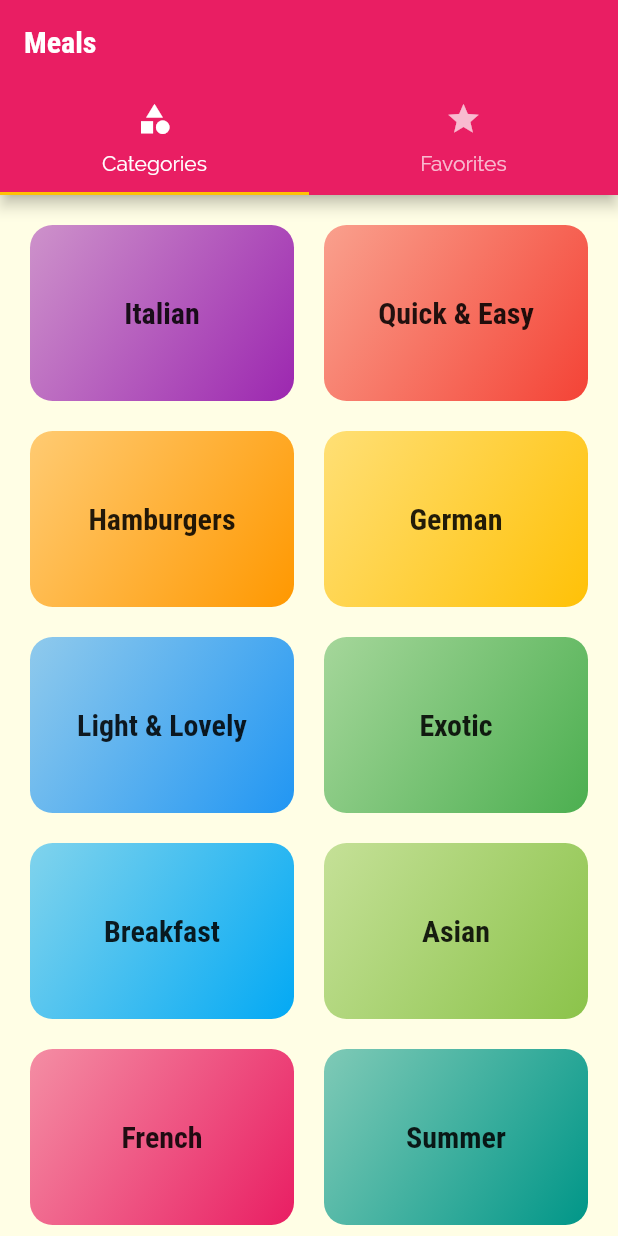
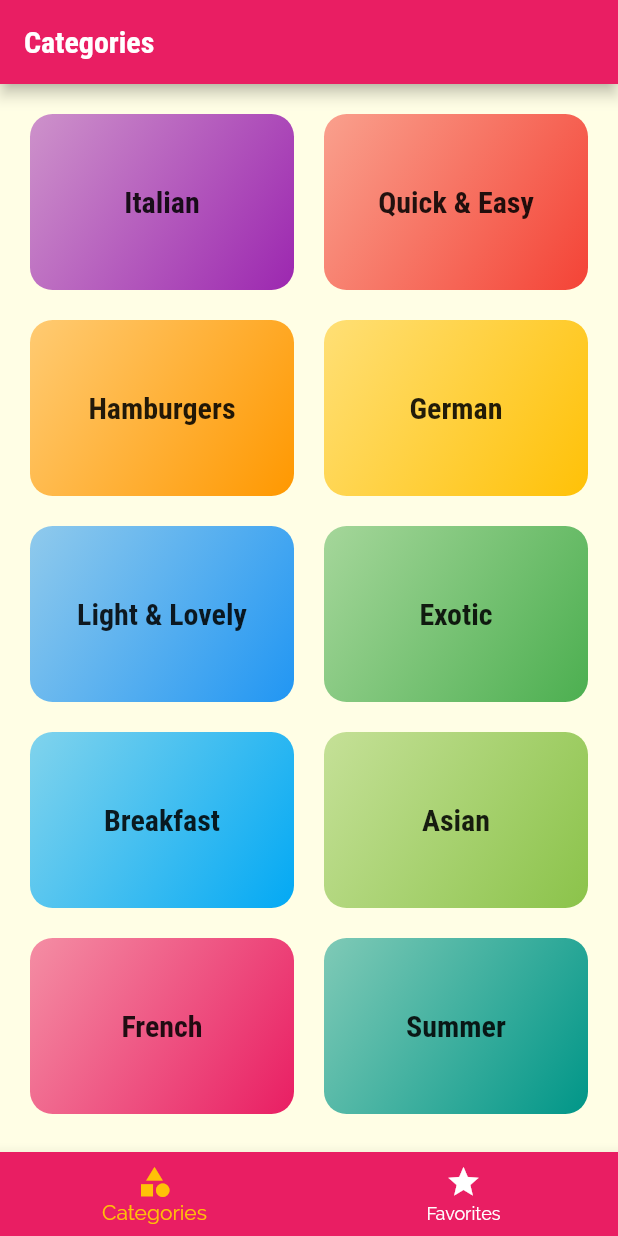
Before and after one commit to khoir-roni/mealApps, a Flutter app: the screen it shows after launch, on a phone screen of 412 x 824 dp. Run offline on Flutter 3.47's test engine with Material 2 defaults, Android fonts, the phone set to English and light mode, and no system bars.

Commit message:
add tabBarScreen Title

```diff
--- a/lib/main.dart
+++ b/lib/main.dart
@@ -27,6 +27,7 @@
                 fontWeight: FontWeight.bold,
               ),
             ),
+
         colorScheme: ColorScheme.fromSwatch(primarySwatch: Colors.pink)
             .copyWith(secondary: Colors.amber),
       ),
--- a/lib/screens/tabs_screen.dart
+++ b/lib/screens/tabs_screen.dart
@@ -8,31 +8,74 @@
 }
 
 class _TabScreenState extends State<TabScreen> {
+  final List<Map<String, Object>> _pages = [
+    {'page': CategoriesScreen(), 'title': 'Categories'},
+    {'page': FavoritesScreen(), 'title': 'Your Favorites'},
+  ];
+  int _selectedPageIndex = 0;
+  void _selectPage(int index) {
+    setState(() {
+      _selectedPageIndex = index;
+    });
+  }
+
   @override
   Widget build(BuildContext context) {
-    return DefaultTabController(
-      length: 2,
-      child: Scaffold(
-        appBar: AppBar(
-          title: Text('Meals'),
-          bottom: TabBar(tabs: [
-            Tab(
-              icon: Icon(Icons.category),
-              text: 'Categories',
+    return Scaffold(
+      appBar: AppBar(
+        title: Text(_pages[_selectedPageIndex]['title']),
+      ),
+      body: _pages[_selectedPageIndex]['page'],
+      bottomNavigationBar: BottomNavigationBar(
+        onTap: _selectPage,
+        backgroundColor: Theme.of(context).colorScheme.primary,
+        unselectedItemColor: Colors.white,
+        selectedItemColor: Theme.of(context).colorScheme.secondary,
+        currentIndex: _selectedPageIndex,
+        // type: BottomNavigationBarType.shifting,
+        items: [
+          BottomNavigationBarItem(
+            backgroundColor: Theme.of(context).colorScheme.primary,
+            icon: Icon(
+              Icons.category,
             ),
-            Tab(
-              icon: Icon(Icons.star),
-              text: 'Favorites',
-            )
-          ]),
-        ),
-        body: TabBarView(
-          children: [
-            CategoriesScreen(),
-            FavoritesScreen(),
-          ],
-        ),
+            label: 'Categories',
+          ),
+          BottomNavigationBarItem(
+            backgroundColor: Theme.of(context).colorScheme.primary,
+            icon: Icon(
+              Icons.star,
+            ),
+            label: 'Favorites',
+          ),
+        ],
       ),
     );
+
+    // DefaultTabController(
+    //   length: 2,
+    //   // initialIndex: 0,
+    //   child: Scaffold(
+    //     appBar: AppBar(
+    //       title: Text('Meals'),
+    //       bottom: TabBar(tabs: [
+    //         Tab(
+    //           icon: Icon(Icons.category),
+    //           text: 'Categories',
+    //         ),
+    //         Tab(
+    //           icon: Icon(Icons.star),
+    //           text: 'Favorites',
+    //         )
+    //       ]),
+    //     ),
+    //     body: TabBarView(
+    //       children: [
+    //         CategoriesScreen(),
+    //         FavoritesScreen(),
+    //       ],
+    //     ),
+    //   ),
+    // );
   }
 }
```
